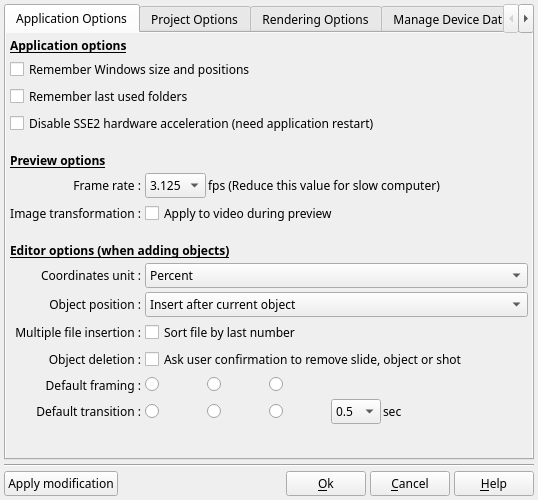
This is DlgApplicationSettings.ui in boenki/ffdiaporama as Qt 5 draws it before an edit. The edited form follows.
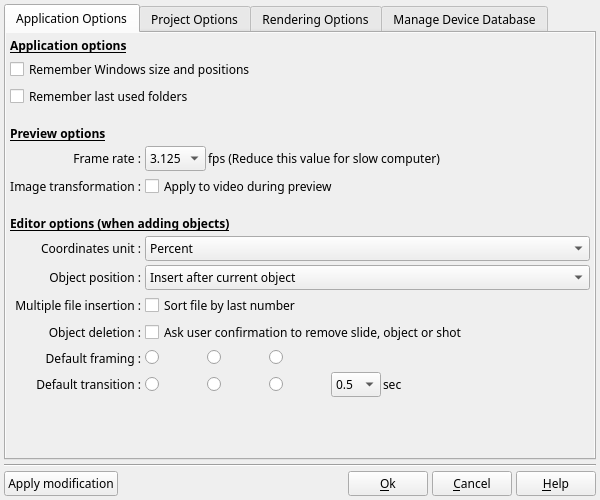
This is the edited form. The open tabs and pages were chosen to show the change. Icons and pictures are not drawn.

What changed in the file:
```diff
--- a/DlgApplicationSettings.ui
+++ b/DlgApplicationSettings.ui
@@ -6,7 +6,7 @@
    <rect>
     <x>0</x>
     <y>0</y>
-    <width>538</width>
+    <width>600</width>
     <height>500</height>
    </rect>
   </property>
@@ -18,7 +18,7 @@
   </property>
   <property name="minimumSize">
    <size>
-    <width>500</width>
+    <width>600</width>
     <height>500</height>
    </size>
   </property>
@@ -76,8 +76,8 @@
            <rect>
             <x>0</x>
             <y>0</y>
-            <width>501</width>
-            <height>392</height>
+            <width>588</width>
+            <height>421</height>
            </rect>
           </property>
           <layout class="QGridLayout" name="gridLayout">
@@ -121,17 +121,7 @@
              </property>
             </widget>
            </item>
-           <item row="4" column="0" colspan="2">
-            <widget class="QCheckBox" name="DisableSSE2CB">
-             <property name="toolTip">
-              <string>If this box is checked, SSE2 type hardware acceleration will be disabled.</string>
-             </property>
-             <property name="text">
-              <string>Disable SSE2 hardware acceleration (need application restart)</string>
-             </property>
-            </widget>
-           </item>
-           <item row="6" column="0" colspan="2">
+           <item row="5" column="0" colspan="2">
             <widget class="QLabel" name="label_4">
              <property name="sizePolicy">
               <sizepolicy hsizetype="Preferred" vsizetype="Fixed">
@@ -160,7 +150,7 @@
              </property>
             </widget>
            </item>
-           <item row="7" column="0">
+           <item row="6" column="0">
             <widget class="QLabel" name="label_5">
              <property name="text">
               <string>Frame rate :</string>
@@ -173,7 +163,7 @@
              </property>
             </widget>
            </item>
-           <item row="7" column="1">
+           <item row="6" column="1">
             <layout class="QHBoxLayout" name="horizontalLayout_4">
              <property name="spacing">
               <number>2</number>
@@ -225,7 +215,7 @@
              </item>
             </layout>
            </item>
-           <item row="8" column="0">
+           <item row="7" column="0">
             <widget class="QLabel" name="label_16">
              <property name="text">
               <string>Image transformation :</string>
@@ -235,7 +225,7 @@
              </property>
             </widget>
            </item>
-           <item row="8" column="1">
+           <item row="7" column="1">
             <widget class="QCheckBox" name="ApplyTransfoDuringPreviewCB">
              <property name="toolTip">
               <string>If this box is checked, The effects of transformations will be applied to the images of videos during the preview.</string>
@@ -245,7 +235,7 @@
              </property>
             </widget>
            </item>
-           <item row="9" column="0" colspan="2">
+           <item row="8" column="0" colspan="2">
             <widget class="QLabel" name="label">
              <property name="sizePolicy">
               <sizepolicy hsizetype="Preferred" vsizetype="Fixed">
@@ -274,7 +264,7 @@
              </property>
             </widget>
            </item>
-           <item row="11" column="0">
+           <item row="10" column="0">
             <widget class="QLabel" name="label_2">
              <property name="text">
               <string>Object position :</string>
@@ -287,7 +277,7 @@
              </property>
             </widget>
            </item>
-           <item row="11" column="1">
+           <item row="10" column="1">
             <widget class="QComboBox" name="AppendObjectCB">
              <property name="toolTip">
               <string>Define the position which occupy the new objects in the timeline during the insertions</string>
@@ -304,7 +294,7 @@
              </item>
             </widget>
            </item>
-           <item row="12" column="0">
+           <item row="11" column="0">
             <widget class="QLabel" name="label_26">
              <property name="text">
               <string>Multiple file insertion :</string>
@@ -314,7 +304,7 @@
              </property>
             </widget>
            </item>
-           <item row="12" column="1">
+           <item row="11" column="1">
             <widget class="QCheckBox" name="SortFileCB">
              <property name="toolTip">
               <string>Adjust the way will be sorted out files when you select several files in Add file.</string>
@@ -324,7 +314,7 @@
              </property>
             </widget>
            </item>
-           <item row="14" column="0">
+           <item row="13" column="0">
             <widget class="QLabel" name="label_7">
              <property name="text">
               <string>Default framing :</string>
@@ -334,7 +324,7 @@
              </property>
             </widget>
            </item>
-           <item row="14" column="1">
+           <item row="13" column="1">
             <layout class="QHBoxLayout" name="horizontalLayout">
              <property name="spacing">
               <number>2</number>
@@ -429,7 +419,7 @@
              </item>
             </layout>
            </item>
-           <item row="15" column="0">
+           <item row="14" column="0">
             <widget class="QLabel" name="label_25">
              <property name="text">
               <string>Default transition :</string>
@@ -439,7 +429,7 @@
              </property>
             </widget>
            </item>
-           <item row="15" column="1">
+           <item row="14" column="1">
             <layout class="QHBoxLayout" name="horizontalLayout_13">
              <property name="spacing">
               <number>2</number>
@@ -591,7 +581,7 @@
              </item>
             </layout>
            </item>
-           <item row="17" column="0">
+           <item row="16" column="0">
             <spacer name="verticalSpacer_2">
              <property name="orientation">
               <enum>Qt::Vertical</enum>
@@ -604,7 +594,7 @@
              </property>
             </spacer>
            </item>
-           <item row="13" column="1">
+           <item row="12" column="1">
             <widget class="QCheckBox" name="AskUserToRemove">
              <property name="toolTip">
               <string>If this box is checked, a confirmation will display every time you remove an object</string>
@@ -614,7 +604,7 @@
              </property>
             </widget>
            </item>
-           <item row="13" column="0">
+           <item row="12" column="0">
             <widget class="QLabel" name="label_33">
              <property name="text">
               <string>Object deletion :</string>
@@ -624,7 +614,7 @@
              </property>
             </widget>
            </item>
-           <item row="10" column="0">
+           <item row="9" column="0">
             <widget class="QLabel" name="label_34">
              <property name="text">
               <string>Coordinates unit :</string>
@@ -634,7 +624,7 @@
              </property>
             </widget>
            </item>
-           <item row="10" column="1">
+           <item row="9" column="1">
             <widget class="QComboBox" name="UnitCB">
              <property name="toolTip">
               <string>Select the unit of the coordinates which will be used in properties dialog box</string>
```
Left out of the diff: 6 changed lines with no effect on the pictures.
